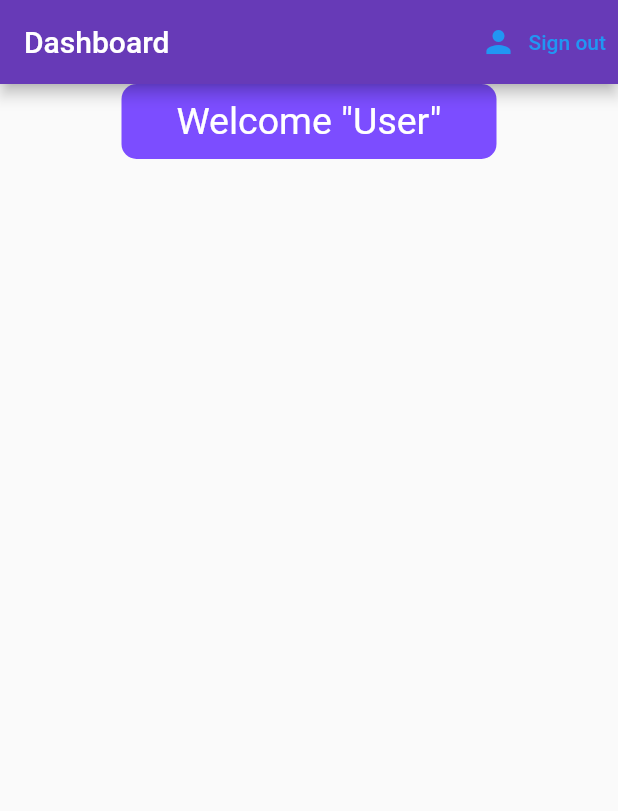
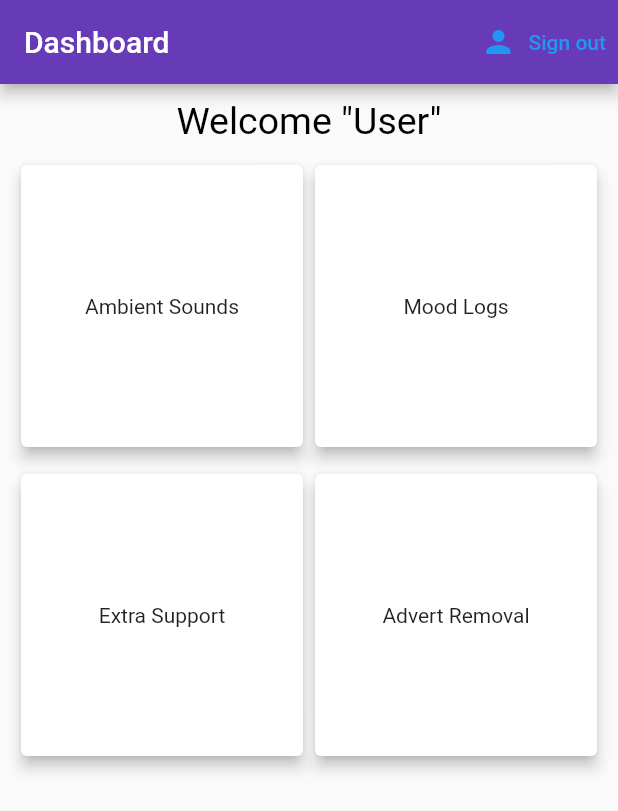
Before and after one commit to hamid-hai/Meditation-Application, a Flutter app: the screen it shows once a user with an empty profile is signed in, on a phone screen of 412 x 824 dp. Shown: the top 811 px of the screen. Run offline on Flutter 3.47's test engine with Material 2 defaults, Android fonts, the phone set to English and light mode, and no system bars; our stand-ins replace firebase_auth, firebase_core, flutter_spinkit; missing offline and left inert: dart:ffi; accounts and stored records are empty.

Commit message:
Routing between screens still an issue needs to be fixed. Implemented Cards on UserDashboard.dart with InkWell widgets allowing tapping to be performed, currently printing to console but will display toast message in the future for long presses

```diff
--- a/lib/screens/authenticate/authenticate.dart
+++ b/lib/screens/authenticate/authenticate.dart
@@ -22,9 +22,9 @@ class _AuthenticateState extends State<Authenticate> {
   @override
   Widget build(BuildContext context) {
       if (showSignIn) {
-        return LoginScreen(toggleView: toggleView);
+        return LoginScreen();
     } else {
-        return Register(toggleView: toggleView);
+        return Register();
       }
   }
 }
--- a/lib/screens/authenticate/register.dart
+++ b/lib/screens/authenticate/register.dart
@@ -1,11 +1,12 @@
 import 'package:flutter/material.dart';
+import 'package:meditationapp/screens/authenticate/sign_in.dart';
 import 'package:meditationapp/services/auth.dart';
 
 
 class Register extends StatefulWidget {
 
-  final Function toggleView;
-  Register({ required this.toggleView });
+  // final Function toggleView;
+  // Register({ required this.toggleView });
 
   @override
   _RegisterState createState() => _RegisterState();
@@ -29,7 +30,7 @@ class _RegisterState extends State<Register> {
         backgroundColor: Colors.deepPurple,
       ),
 
-      body: Container(
+      body: SingleChildScrollView(
         padding: EdgeInsets.symmetric(horizontal: 15, vertical: 50),
         child: Form(
           key: _formkey,
@@ -89,6 +90,7 @@ class _RegisterState extends State<Register> {
                   onPressed: () async {
                     if(_formkey.currentState!.validate()){
                       dynamic result = await _auth.regEmailPassword(email, password);
+                      MaterialPageRoute(builder: (context) => LoginScreen());
                       if(result == null) {
                         setState(() {
                           regError = 'Please supply valid credentials';
--- a/lib/screens/authenticate/sign_in.dart
+++ b/lib/screens/authenticate/sign_in.dart
@@ -8,8 +8,8 @@ import '../home/UserDashboard.dart';
 
 class LoginScreen extends StatefulWidget {
 
-  final Function toggleView;
-  LoginScreen({ required this.toggleView });
+  // final Function toggleView;
+  // LoginScreen({ required this.toggleView });
 
   @override
   _LoginScreenState createState() => _LoginScreenState();
@@ -149,7 +149,9 @@ class _LoginScreenState extends State<LoginScreen> {
             // Reference https://stackoverflow.com/a/66580557
             TextButton(
               onPressed: () {
-                  widget.toggleView();
+                Navigator.push(
+                  context,
+                  MaterialPageRoute(builder: (context) => Register()));
               },
               child: Text(
                 'New User? Create Account',
--- a/lib/screens/home/UserDashboard.dart
+++ b/lib/screens/home/UserDashboard.dart
@@ -13,6 +13,7 @@ class _UserDashboardState extends State<UserDashboard> {
 
   @override
   Widget build(BuildContext context) {
+
     return Scaffold(
       appBar: AppBar(
         title: Text('Dashboard'),
@@ -27,25 +28,105 @@ class _UserDashboardState extends State<UserDashboard> {
               label: Text('Sign out'))
         ],
       ),
-      body: SingleChildScrollView(
-        child: Center(
-        child: Container(
+      body: Stack(
+        children: <Widget>[
+          Container(
+            height: 50,
+           child: Center(
+            child: Text(
+            'Welcome "User"',
+            style: TextStyle(color: Colors.black, fontSize: 25),
+            textAlign: TextAlign.center,
+          ),
+        ),
+      ),
+          Padding(
+            padding: const EdgeInsets.only(top: 50, left: 10, right: 10),
+            child: GridView.count(
+              mainAxisSpacing: 10,
+              crossAxisCount: 2,
+              primary: false,
+              children: <Widget>[
+                Card(
+                  elevation: 4,
+                  // REFERENCE: https://api.flutter.dev/flutter/material/InkWell-class.html
+                  child: new InkWell(
+                    onTap: () {
+                      print('Amibent Sounds short press');
+                    },
+                    onLongPress: () {
+                      print('Amibent Sounds long press');
+                    },
+                    child: Column(
+                      mainAxisAlignment: MainAxisAlignment.center,
+                      children: <Widget>[
+                        Text('Ambient Sounds')
+                      ],
+                    ),
+                  ),
+                ),
 
-          height: 50,
-          width: 250,
+                Card(
+                  elevation: 4,
+                  child: new InkWell(
+                    onTap: () {
+                      print('Mood Logs short press');
+                    },
+                    onLongPress: () {
+                      print('Mood Logs long press');
+                    },
+                    child: Column(
+                      mainAxisAlignment: MainAxisAlignment.center,
+                      children: <Widget>[
+                        Text('Mood Logs')
+                      ],
+                    ),
+                  ),
+                ),
 
-          decoration: BoxDecoration(
-              color: Colors.deepPurpleAccent, borderRadius: BorderRadius.circular(10)),
-          child: Center(
-          child: Text(
-              'Welcome "User"',
-              style: TextStyle(color: Colors.white, fontSize: 25),
-              textAlign: TextAlign.center,
+                Card(
+                  elevation: 4,
+                  child: new InkWell(
+                    onTap: () {
+                      print('Extra Support short press');
+                    },
+                    onLongPress: () {
+                      print('Extra Support long press');
+                    },
+                    child: Column(
+                      mainAxisAlignment: MainAxisAlignment.center,
+                      children: <Widget>[
+                        Text('Extra Support')
+                      ],
+                    ),
+                  ),
+                ),
+
+                Card(
+                  elevation: 4,
+                  child: new InkWell(
+                    onTap: () {
+                      print('Advert Removal short press');
+                    },
+                    onLongPress: () {
+                      print('Advert Removal long press');
+                    },
+                    child: Column(
+                      mainAxisAlignment: MainAxisAlignment.center,
+                      children: <Widget>[
+                        Text('Advert Removal')
+                      ],
+                    ),
+                  ),
+                ),
+
+              ],
             ),
           )
-        ),
-      ),
-      ),
-      );
+    ],
+    )
+    );
+
+
   }
 }
```
Also changed, not shown: 7 other files.
